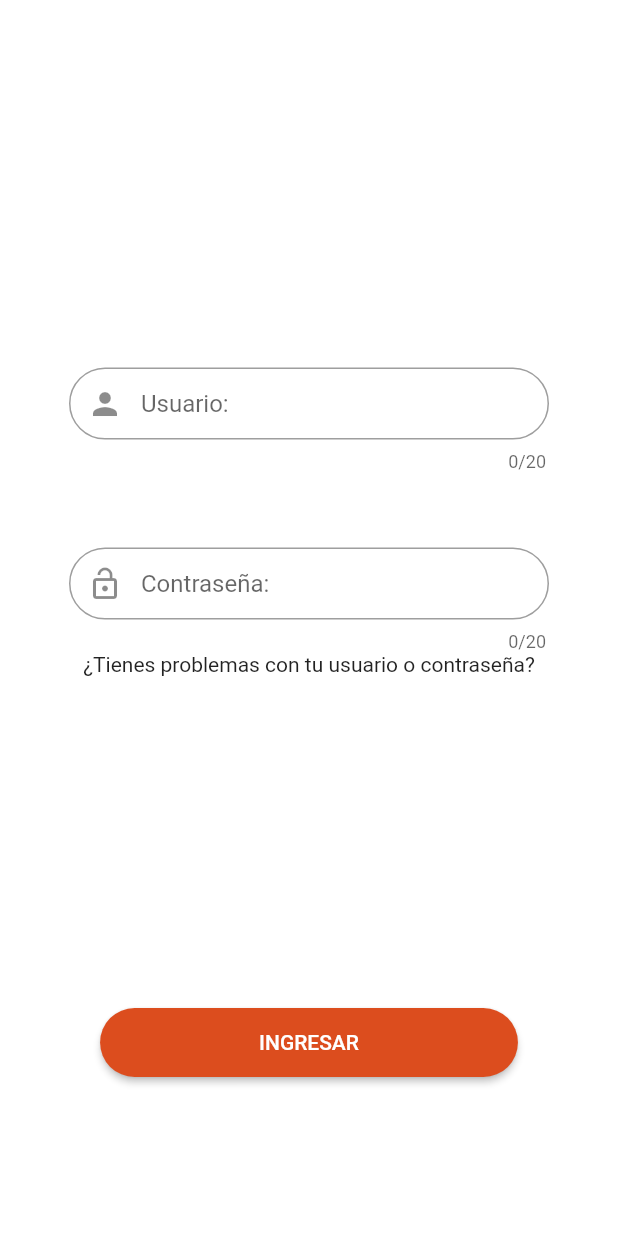
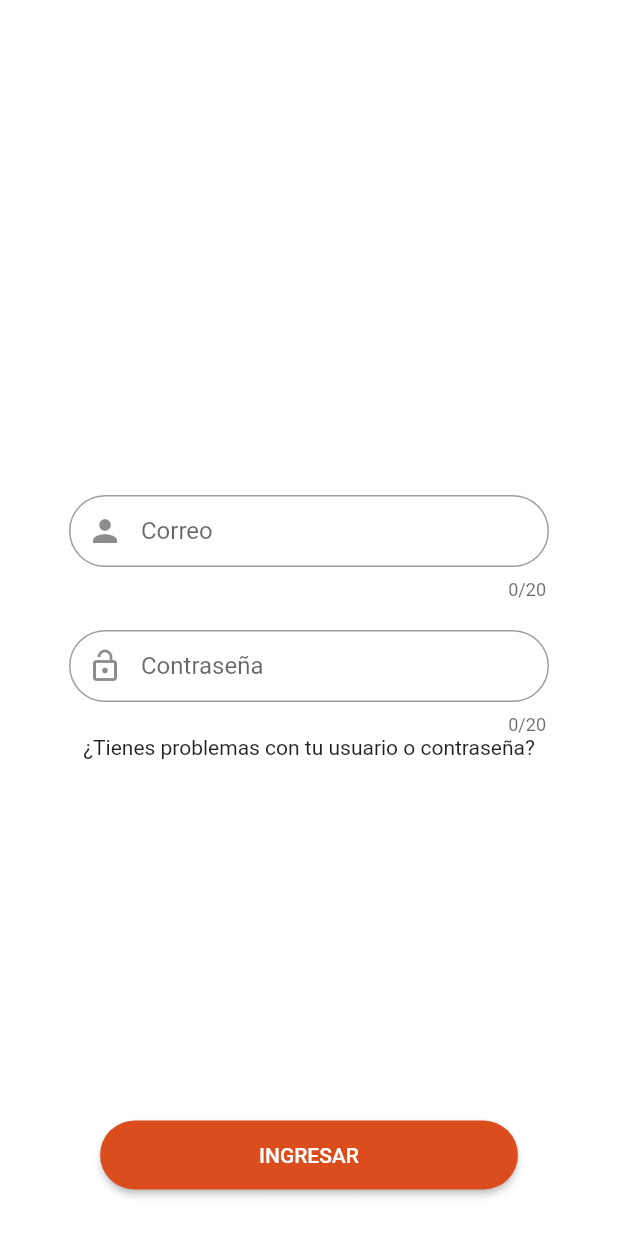
Before and after one commit to Amtrex/Bustop, a Flutter app: the screen it shows after launch, swiped to page 2, on a phone screen of 412 x 824 dp. Run offline on Flutter 3.47's test engine with Material 2 defaults, Android fonts, the phone set to English and light mode, and no system bars.

Commit message:
Ajustes en los inputs y el boton "INGRESAR" del login.

```diff
--- a/lib/src/pages/scroll_page.dart
+++ b/lib/src/pages/scroll_page.dart
@@ -18,7 +18,6 @@ class _ScrollPageState extends State<ScrollPage> {
           _pagina1(),
           //Hacer validacion si esta logeado ir a homepage si no ir a login
          _login_page(),
-          HomePage(),
 
         ],
       ),
@@ -79,7 +78,7 @@ class _ScrollPageState extends State<ScrollPage> {
 
 
              SizedBox(
-              height: 150.0,
+              height: 330.0,
             ),
 
             Container(
@@ -90,7 +89,7 @@ class _ScrollPageState extends State<ScrollPage> {
                     decoration: InputDecoration(
                       prefixIcon: Icon(Icons.person),
                       border: OutlineInputBorder(borderRadius:BorderRadius.circular(30)),
-                        hintText: ('Usuario:'),
+                        hintText: ('Correo'),
                       contentPadding: new EdgeInsets.symmetric(vertical: 10.0, horizontal: 2.0),
 
                     ),
@@ -100,7 +99,7 @@ class _ScrollPageState extends State<ScrollPage> {
 
 
               SizedBox(
-              height: 50.0,
+              height: 20.0,
             ),
 
             Container(
@@ -110,7 +109,7 @@ class _ScrollPageState extends State<ScrollPage> {
                       decoration: InputDecoration(
                         prefixIcon: Icon(Icons.lock_open),
                         border: OutlineInputBorder(borderRadius:BorderRadius.circular(30) ),
-                          hintText: ('Contraseña:'),
+                          hintText: ('Contraseña'),
                           contentPadding: new EdgeInsets.symmetric(vertical: 10.0, horizontal: 2.0),
                       ),
                       validator: (input) => !input.contains('@') ? 'Not a valid Email' : null,
@@ -128,10 +127,7 @@ class _ScrollPageState extends State<ScrollPage> {
 
             ),
 
-            SizedBox(
-              height: 220.0,
-            ),
-
+           Expanded( child: Container(), ),
 
 
             RaisedButton(
@@ -146,7 +142,7 @@ class _ScrollPageState extends State<ScrollPage> {
 
 
             SizedBox(
-              height: 10.0,
+              height: 30.0,
             ),
 
 
```
